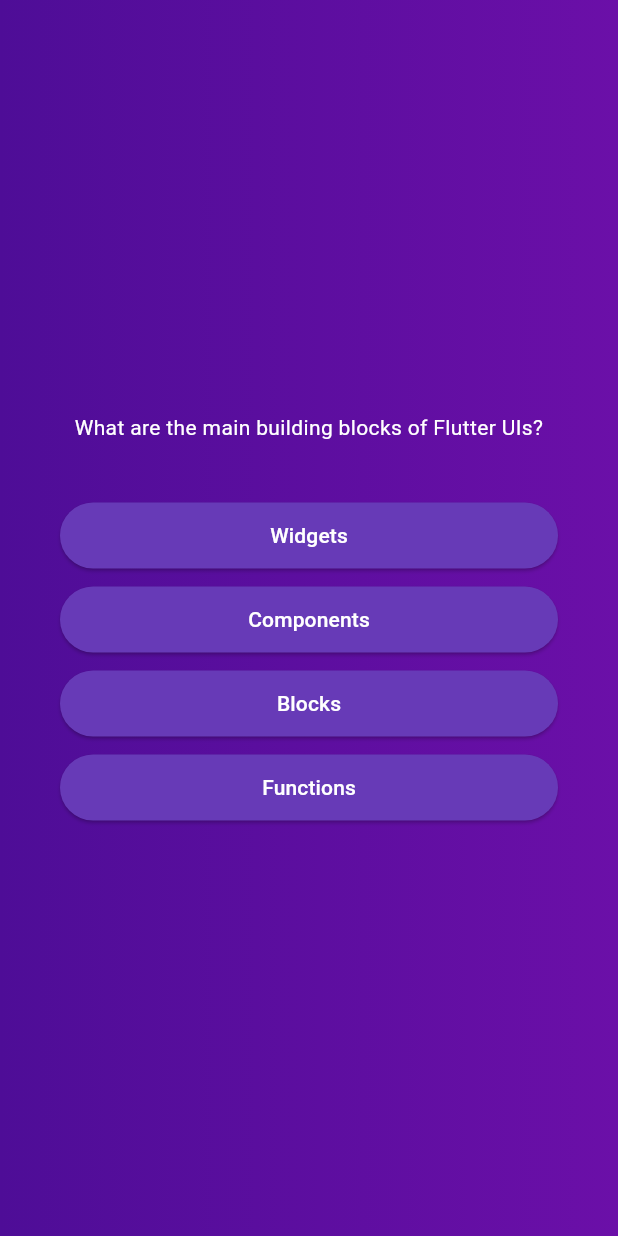
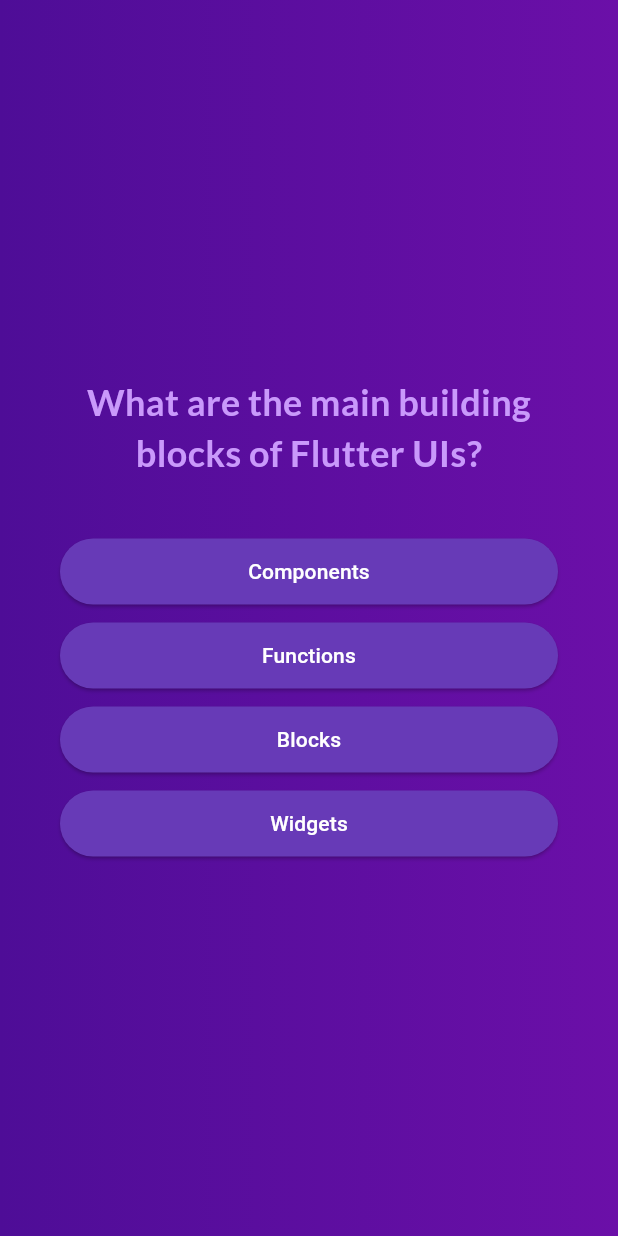
Before and after one commit to jsare/quizapp, a Flutter app: the screen it shows after launch, after a tap on "Start Quiz", on a phone screen of 412 x 824 dp. Run offline on Flutter 3.47's test engine with Material 2 defaults, Android fonts, the phone set to English and light mode, and no system bars; our stand-ins replace google_fonts.

Commit message:
Shuffled answers & passing data via constructor

```diff
--- a/lib/answer_button.dart
+++ b/lib/answer_button.dart
@@ -24,7 +24,10 @@ class AnswerButton extends StatelessWidget {
           backgroundColor: Colors.deepPurple,
           foregroundColor: Colors.white,
         ),
-        child: Text(answerText),
+        child: Text(
+          answerText,
+          textAlign: TextAlign.center,
+        ),
       ),
     );
   }
--- a/lib/models/quiz_question.dart
+++ b/lib/models/quiz_question.dart
@@ -6,4 +6,10 @@ class QuizQuestion {
 
   final String text;
   final List<String> answers;
+
+  List<String> getShuffleAnswers() {
+    final shuffledList = List.of(answers);
+    shuffledList.shuffle();
+    return shuffledList;
+  }
 }
--- a/lib/questions_screen.dart
+++ b/lib/questions_screen.dart
@@ -1,19 +1,34 @@
 import 'package:flutter/material.dart';
+import 'package:google_fonts/google_fonts.dart';
+
 import 'answer_button.dart';
 import './data/questions.dart';
 
 class QuestionsScreen extends StatefulWidget {
-  const QuestionsScreen({super.key});
+  const QuestionsScreen({
+    super.key,
+    required this.onSelectAnswer,
+  });
+
+  final void Function(String answer) onSelectAnswer;
 
   @override
   State<QuestionsScreen> createState() => _QuestionsScreenState();
 }
 
 class _QuestionsScreenState extends State<QuestionsScreen> {
-  final currentQuestion = questions[0];
+  var currentQuestionIndex = 0;
+
+  void answerQuestion(String selectedAnswer) {
+    widget.onSelectAnswer(selectedAnswer);
+    setState(() {
+      currentQuestionIndex++;
+    });
+  }
 
   @override
   Widget build(BuildContext context) {
+    final currentQuestion = questions[currentQuestionIndex];
     return SizedBox(
       width: double.infinity,
       child: Container(
@@ -24,12 +39,21 @@ class _QuestionsScreenState extends State<QuestionsScreen> {
           children: [
             Text(
               currentQuestion.text,
-              style: const TextStyle(color: Colors.white),
+              style: GoogleFonts.lato(
+                color: const Color.fromARGB(255, 201, 153, 251),
+                fontSize: 24,
+                fontWeight: FontWeight.bold,
+              ),
               textAlign: TextAlign.center,
             ),
             const SizedBox(height: 30),
-            ...currentQuestion.answers.map((answer) {
-              return AnswerButton(answerText: answer, onTap: () {});
+            ...currentQuestion.getShuffleAnswers().map((answer) {
+              return AnswerButton(
+                answerText: answer,
+                onTap: () {
+                  answerQuestion(answer);
+                },
+              );
             }),
           ],
         ),
--- a/lib/quiz.dart
+++ b/lib/quiz.dart
@@ -1,5 +1,6 @@
 import 'package:flutter/material.dart';
 
+import '../data/questions.dart';
 import 'questions_screen.dart';
 import 'start_screen.dart';
 
@@ -11,6 +12,7 @@ class Quiz extends StatefulWidget {
 }
 
 class _QuizState extends State<Quiz> {
+  List<String> selectedAnswers = [];
   Widget? activeScreen;
 
   @override
@@ -21,12 +23,31 @@ class _QuizState extends State<Quiz> {
 
   void switchScreen() {
     setState(() {
-      activeScreen = const QuestionsScreen();
+      activeScreen = QuestionsScreen(
+        onSelectAnswer: chooseAnswer,
+      );
     });
+  }
+
+  void chooseAnswer(String answer) {
+    selectedAnswers.add(answer);
+
+    if (selectedAnswers.length == questions.length) {
+      setState(() {
+        selectedAnswers = [];
+        activeScreen = StartScreen(switchScreen);
+      });
+    }
   }
 
   @override
   Widget build(BuildContext context) {
+    Widget screenWidget = StartScreen(switchScreen);
+
+    if (activeScreen == screenWidget) {
+      screenWidget = QuestionsScreen(onSelectAnswer: chooseAnswer);
+    }
+
     return Scaffold(
       body: Container(
         alignment: Alignment.center,
--- a/lib/start_screen.dart
+++ b/lib/start_screen.dart
@@ -1,4 +1,5 @@
 import 'package:flutter/material.dart';
+import 'package:google_fonts/google_fonts.dart';
 
 class StartScreen extends StatelessWidget {
   const StartScreen(this.startQuiz, {super.key});
@@ -16,9 +17,9 @@ class StartScreen extends StatelessWidget {
           color: const Color.fromARGB(150, 255, 255, 255),
         ),
         const SizedBox(height: 80),
-        const Text(
+        Text(
           'Learn Flutter is fun way!',
-          style: TextStyle(
+          style: GoogleFonts.lato(
             color: Colors.white,
             fontSize: 18,
             fontWeight: FontWeight.bold,
--- a/pubspec.yaml
+++ b/pubspec.yaml
@@ -11,6 +11,7 @@ dependencies:
   flutter:
     sdk: flutter
   cupertino_icons: ^1.0.2
+  google_fonts: ^4.0.3
 
 dev_dependencies:
   flutter_test:
```
Also changed, not shown: pubspec.lock, 6 other files.
